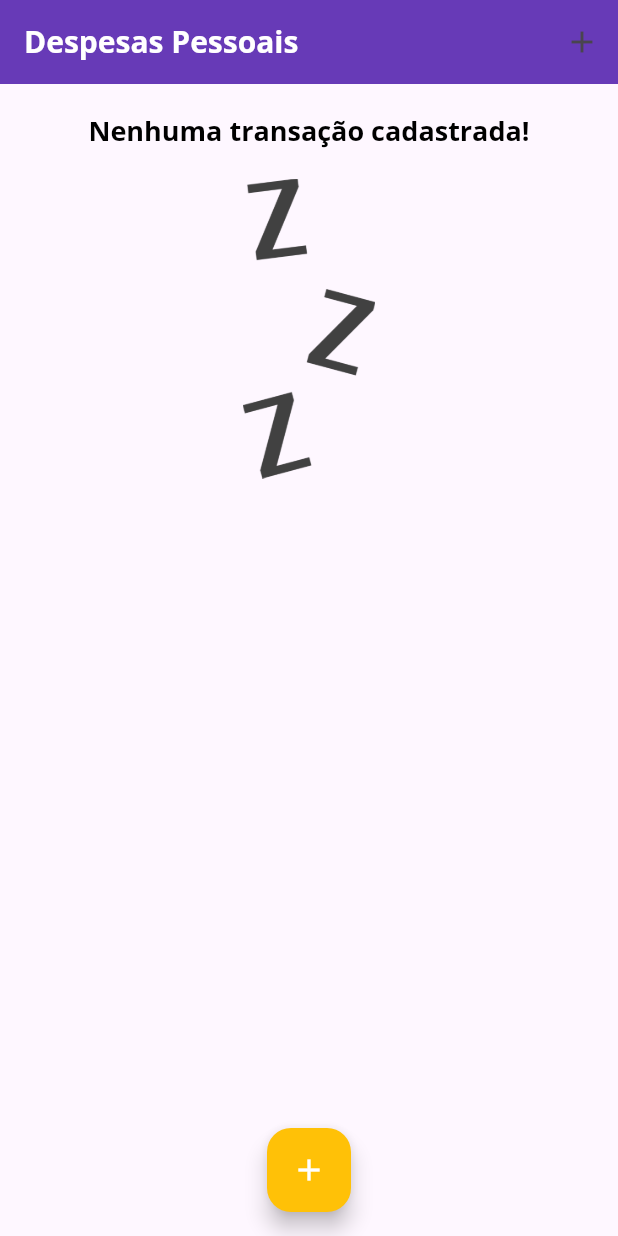
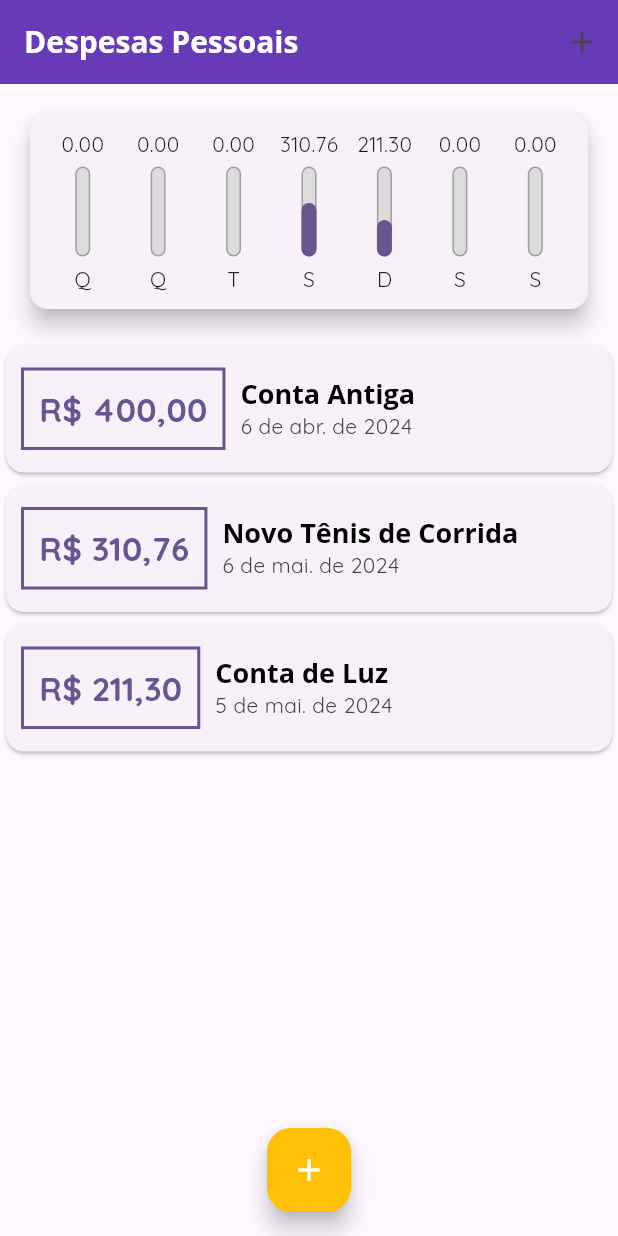
Before and after one commit to tarcisiomesquita/expenses_app, a Flutter app: the screen it shows after launch, on a phone screen of 412 x 824 dp. Run offline on Flutter 3.47's test engine with Material 3 defaults, Android fonts, the phone set to English and light mode, and no system bars.

Commit message:
criação de gráfico de coluna para exibição de despesas ao longo de uma semana

```diff
--- /dev/null
+++ b/lib/components/chart.dart
@@ -0,0 +1,69 @@
+import 'package:expenses_app/components/chart_bar.dart';
+import 'package:expenses_app/models/transaction.dart';
+import 'package:flutter/material.dart';
+import 'package:intl/intl.dart';
+
+class Chart extends StatelessWidget {
+  const Chart(this.recentTransactions, {super.key});
+
+  final List<Transaction> recentTransactions;
+
+  List<Map<String, dynamic>> get groupedTransactions {
+    return List.generate(7, (index) {
+      final weekDay = DateTime.now().subtract(
+        Duration(days: index),
+      );
+
+      double totalSum = 0.0;
+
+      for (var i = 0; i < recentTransactions.length; i++) {
+        bool sameDay = recentTransactions[i].date.day == weekDay.day;
+        bool sameMonth = recentTransactions[i].date.month == weekDay.month;
+        bool sameYear = recentTransactions[i].date.year == weekDay.year;
+
+        if (sameDay && sameMonth && sameYear) {
+          totalSum += recentTransactions[i].value;
+        }
+      }
+
+      print(DateFormat.E().format(weekDay)[0].toUpperCase());
+      print(totalSum);
+
+      return {
+        'day': DateFormat.E().format(weekDay)[0].toUpperCase(),
+        'value': totalSum,
+      };
+    });
+  }
+
+  double get _weekTotalValue {
+    return groupedTransactions.fold(0.0, (sum, tr) => sum + tr['value']);
+  }
+
+  @override
+  Widget build(BuildContext context) {
+    groupedTransactions;
+
+    return Card(
+      elevation: 6,
+      margin: const EdgeInsets.all(20),
+      child: Padding(
+        padding: const EdgeInsets.all(10),
+        child: Row(
+            mainAxisAlignment: MainAxisAlignment.spaceEvenly,
+            children: groupedTransactions.map(
+              (tr) {
+                return Flexible(
+                  fit: FlexFit.tight,
+                  child: ChartBar(
+                    label: tr['day'],
+                    value: tr['value'],
+                    percentage: tr['value'] / _weekTotalValue,
+                  ),
+                );
+              },
+            ).toList()),
+      ),
+    );
+  }
+}
--- /dev/null
+++ b/lib/components/chart_bar.dart
@@ -0,0 +1,54 @@
+import 'package:flutter/material.dart';
+
+class ChartBar extends StatelessWidget {
+  const ChartBar({
+    required this.label,
+    required this.value,
+    required this.percentage,
+    super.key,
+  });
+  final String label;
+  final double value;
+  final double percentage;
+
+  @override
+  Widget build(BuildContext context) {
+    return Column(
+      children: [
+        FittedBox(
+          child: Text(value.toStringAsFixed(2)),
+        ),
+        const SizedBox(height: 5),
+        SizedBox(
+          height: 60,
+          width: 10,
+          child: Stack(
+            alignment: Alignment.bottomCenter,
+            children: [
+              Container(
+                decoration: BoxDecoration(
+                  border: Border.all(
+                    color: Colors.grey,
+                    width: 1.0,
+                  ),
+                  color: const Color.fromRGBO(220, 220, 220, 1),
+                  borderRadius: BorderRadius.circular(5),
+                ),
+              ),
+              FractionallySizedBox(
+                heightFactor: percentage,
+                child: Container(
+                  decoration: BoxDecoration(
+                      color: Theme.of(context).colorScheme.primary,
+                      borderRadius: BorderRadius.circular(5)),
+                ),
+              )
+            ],
+          ),
+        ),
+        const SizedBox(height: 5),
+        Text(label),
+      ],
+    );
+  }
+}
--- a/lib/main.dart
+++ b/lib/main.dart
@@ -1,4 +1,5 @@
 import 'dart:math';
+import 'package:expenses_app/components/chart.dart';
 import 'package:expenses_app/components/transaction_form.dart';
 import 'package:expenses_app/components/transaction_list.dart';
 import 'package:expenses_app/models/transaction.dart';
@@ -65,7 +66,26 @@ class MyHomePage extends StatefulWidget {
 }
 
 class _MyHomePageState extends State<MyHomePage> {
-  final List<Transaction> _transactions = [];
+  final List<Transaction> _transactions = [
+    Transaction(
+      id: 't0',
+      title: 'Conta Antiga',
+      value: 400.00,
+      date: DateTime.now().subtract(const Duration(days: 33)),
+    ),
+    Transaction(
+      id: 't1',
+      title: 'Novo Tênis de Corrida',
+      value: 310.76,
+      date: DateTime.now().subtract(const Duration(days: 3)),
+    ),
+    Transaction(
+      id: 't2',
+      title: 'Conta de Luz',
+      value: 211.30,
+      date: DateTime.now().subtract(const Duration(days: 4)),
+    ),
+  ];
 
   void _addTransaction(String title, double value) {
     final newTransaction = Transaction(
@@ -91,6 +111,16 @@ class _MyHomePageState extends State<MyHomePage> {
     );
   }
 
+  List<Transaction> get _recentTransactions {
+    return _transactions.where(
+      (tr) {
+        return tr.date.isAfter(DateTime.now().subtract(
+          const Duration(days: 7),
+        ));
+      },
+    ).toList();
+  }
+
   @override
   Widget build(BuildContext context) {
     return Scaffold(
@@ -109,6 +139,7 @@ class _MyHomePageState extends State<MyHomePage> {
         child: Column(
           crossAxisAlignment: CrossAxisAlignment.stretch,
           children: [
+            Chart(_recentTransactions),
             TransactionList(_transactions),
           ],
         ),
```
